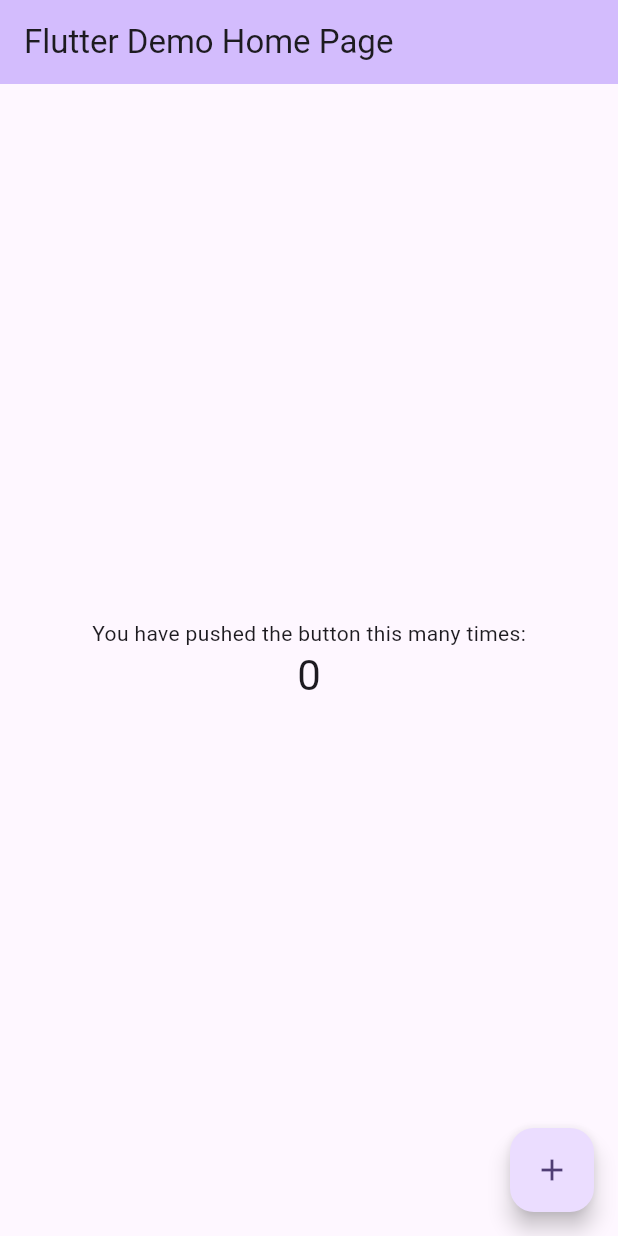
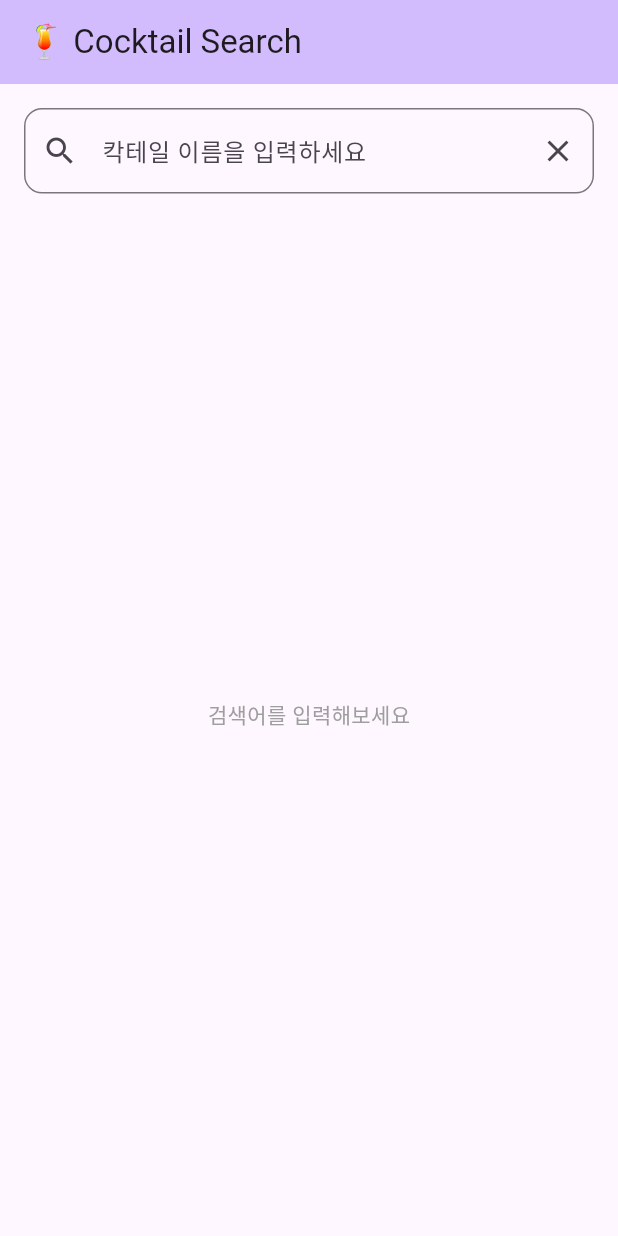
Before and after one commit to UMC-CAU/umc-10th-web-Jea, a Flutter app: the screen it shows after launch, on a phone screen of 412 x 824 dp. Run offline on Flutter 3.47's test engine with Material 3 defaults, Android fonts, the phone set to English and light mode, and no system bars.

Commit message:
feat: 앱 진입점 및 검색창 예시파일 구현 (서버 통신 X)

```diff
--- a/lib/main.dart
+++ b/lib/main.dart
@@ -1,122 +1,30 @@
+// lib/main.dart
+// 앱 진입점입니다
+
+
 import 'package:flutter/material.dart';
+import 'screens/search.dart';
 
 void main() {
-  runApp(const MyApp());
+  runApp(const Cocktailer());
 }
 
-class MyApp extends StatelessWidget {
-  const MyApp({super.key});
+class Cocktailer extends StatelessWidget {
+  const Cocktailer({super.key});
 
-  // This widget is the root of your application.
   @override
   Widget build(BuildContext context) {
     return MaterialApp(
-      title: 'Flutter Demo',
+      title: 'Cocktailer',
+
+      debugShowCheckedModeBanner: false,
+
       theme: ThemeData(
-        // This is the theme of your application.
-        //
-        // TRY THIS: Try running your application with "flutter run". You'll see
-        // the application has a purple toolbar. Then, without quitting the app,
-        // try changing the seedColor in the colorScheme below to Colors.green
-        // and then invoke "hot reload" (save your changes or press the "hot
-        // reload" button in a Flutter-supported IDE, or press "r" if you used
-        // the command line to start the app).
-        //
-        // Notice that the counter didn't reset back to zero; the application
-        // state is not lost during the reload. To reset the state, use hot
-        // restart instead.
-        //
-        // This works for code too, not just values: Most code changes can be
-        // tested with just a hot reload.
-        colorScheme: .fromSeed(seedColor: Colors.deepPurple),
+        colorScheme: ColorScheme.fromSeed(seedColor: Colors.deepPurple),
+        useMaterial3: true,
       ),
-      home: const MyHomePage(title: 'Flutter Demo Home Page'),
+
+      home: const SearchScreen(), //바로 검색창으로 이동
     );
   }
 }
-
-class MyHomePage extends StatefulWidget {
-  const MyHomePage({super.key, required this.title});
-
-  // This widget is the home page of your application. It is stateful, meaning
-  // that it has a State object (defined below) that contains fields that affect
-  // how it looks.
-
-  // This class is the configuration for the state. It holds the values (in this
-  // case the title) provided by the parent (in this case the App widget) and
-  // used by the build method of the State. Fields in a Widget subclass are
-  // always marked "final".
-
-  final String title;
-
-  @override
-  State<MyHomePage> createState() => _MyHomePageState();
-}
-
-class _MyHomePageState extends State<MyHomePage> {
-  int _counter = 0;
-
-  void _incrementCounter() {
-    setState(() {
-      // This call to setState tells the Flutter framework that something has
-      // changed in this State, which causes it to rerun the build method below
-      // so that the display can reflect the updated values. If we changed
-      // _counter without calling setState(), then the build method would not be
-      // called again, and so nothing would appear to happen.
-      _counter++;
-    });
-  }
-
-  @override
-  Widget build(BuildContext context) {
-    // This method is rerun every time setState is called, for instance as done
-    // by the _incrementCounter method above.
-    //
-    // The Flutter framework has been optimized to make rerunning build methods
-    // fast, so that you can just rebuild anything that needs updating rather
-    // than having to individually change instances of widgets.
-    return Scaffold(
-      appBar: AppBar(
-        // TRY THIS: Try changing the color here to a specific color (to
-        // Colors.amber, perhaps?) and trigger a hot reload to see the AppBar
-        // change color while the other colors stay the same.
-        backgroundColor: Theme.of(context).colorScheme.inversePrimary,
-        // Here we take the value from the MyHomePage object that was created by
-        // the App.build method, and use it to set our appbar title.
-        title: Text(widget.title),
-      ),
-      body: Center(
-        // Center is a layout widget. It takes a single child and positions it
-        // in the middle of the parent.
-        child: Column(
-          // Column is also a layout widget. It takes a list of children and
-          // arranges them vertically. By default, it sizes itself to fit its
-          // children horizontally, and tries to be as tall as its parent.
-          //
-          // Column has various properties to control how it sizes itself and
-          // how it positions its children. Here we use mainAxisAlignment to
-          // center the children vertically; the main axis here is the vertical
-          // axis because Columns are vertical (the cross axis would be
-          // horizontal).
-          //
-          // TRY THIS: Invoke "debug painting" (choose the "Toggle Debug Paint"
-          // action in the IDE, or press "p" in the console), to see the
-          // wireframe for each widget.
-          mainAxisAlignment: .center,
-          children: [
-            const Text('You have pushed the button this many times:'),
-            Text(
-              '$_counter',
-              style: Theme.of(context).textTheme.headlineMedium,
-            ),
-          ],
-        ),
-      ),
-      floatingActionButton: FloatingActionButton(
-        onPressed: _incrementCounter,
-        tooltip: 'Increment',
-        child: const Icon(Icons.add),
-      ),
-    );
-  }
-}
--- /dev/null
+++ b/lib/screens/search.dart
@@ -0,0 +1,154 @@
+// lib/screens/search.dart
+// 칵테일 검색창에 대한 코드
+// 변수 앞에 _가 붙는건 dart언어에서 private 변수선언 같은거라네요
+
+
+
+import 'package:flutter/material.dart';
+import 'dart:convert';
+import 'package:http/http.dart' as http;
+
+// 이 클래스는 그냥 나중에 따로 뺄까싶습니다
+class Cocktail {        // 여기가 일단 칵테일에 대한 구조 설계하는 클래스 (예시로 이름, 카테고리, 설명만있음)
+  final String name;
+  final String category;
+  final String description;
+
+  Cocktail({
+    required this.name,
+    required this.category,
+    required this.description,
+  });
+
+  // TODO: 백엔드 응답 JSON 구조 확정되면 필드명 맞춰서 수정
+  factory Cocktail.fromJson(Map<String, dynamic> json) {
+    return Cocktail(
+      name: json['name'],
+      category: json['category'],
+      description: json['description'],
+    );
+  }
+}
+
+// 검색창 선언한거고 Stateful은 상태가 변화하는 창으로 선언했다는 뜻
+class SearchScreen extends StatefulWidget {
+  const SearchScreen({super.key});
+
+  @override
+  State<SearchScreen> createState() => _SearchScreenState();
+}
+
+// 여기가 검색창이 될 메인 클래스
+class _SearchScreenState extends State<SearchScreen> {
+  final TextEditingController _controller = TextEditingController();
+  List<Cocktail> _results = [];
+  bool _isLoading = false;
+
+  // TODO: 백엔드 주소 확정되면 교체
+  static const String _baseUrl = 'http://localhost:8000';
+
+  Future<void> _search(String query) async {
+    final trimmed = query.trim();
+
+    if (trimmed.isEmpty) {
+      setState(() => _results = []);
+      return;
+    }
+
+    setState(() => _isLoading = true);
+
+    try {
+      // TODO: FastAPI 엔드포인트 경로 확정되면 교체
+      final uri = Uri.parse('$_baseUrl/cocktails/search?q=$trimmed');
+      final response = await http.get(uri);
+
+      if (response.statusCode == 200) {
+        final List<dynamic> data = jsonDecode(response.body);
+        setState(() {
+          _results = data.map((e) => Cocktail.fromJson(e)).toList();
+        });
+      } else {
+        // TODO: 에러 처리 고도화 필요
+        setState(() => _results = []);
+      }
+    } catch (e) {
+      // TODO: 네트워크 에러 UI 처리 필요
+      setState(() => _results = []);
+    } finally {
+      setState(() => _isLoading = false);
+    }
+  }
+
+  @override
+  void dispose() {
+    _controller.dispose();
+    super.dispose();
+  }
+
+  @override
+  Widget build(BuildContext context) {   // 화면 UI 담당 함수
+    return Scaffold(
+      appBar: AppBar(
+        title: const Text('🍹 Cocktail Search'),
+        backgroundColor: Theme.of(context).colorScheme.inversePrimary,
+      ),
+      body: Padding(
+        padding: const EdgeInsets.all(16.0),
+        child: Column(
+          children: [
+            TextField(
+              controller: _controller,
+              onChanged: _search,
+              decoration: InputDecoration(
+                hintText: '칵테일 이름을 입력하세요',
+                prefixIcon: const Icon(Icons.search),
+                suffixIcon: IconButton(
+                  icon: const Icon(Icons.clear),
+                  onPressed: () {
+                    _controller.clear();
+                    _search('');
+                  },
+                ),
+                border: OutlineInputBorder(
+                  borderRadius: BorderRadius.circular(12),
+                ),
+              ),
+            ),
+
+            const SizedBox(height: 16),
+
+            Expanded(
+              child: _isLoading
+                  ? const Center(child: CircularProgressIndicator())
+                  : _results.isEmpty
+                      ? const Center(
+                          child: Text('검색어를 입력해보세요',
+                              style: TextStyle(color: Colors.grey)),
+                        )
+                      : ListView.builder(
+                          itemCount: _results.length,
+                          itemBuilder: (context, index) {
+                            final cocktail = _results[index];
+                            return Card(
+                              margin: const EdgeInsets.only(bottom: 12),
+                              child: ListTile(
+                                leading: const Icon(Icons.local_bar,
+                                    color: Colors.deepPurple),
+                                title: Text(cocktail.name,
+                                    style: const TextStyle(
+                                        fontWeight: FontWeight.bold)),
+                                subtitle: Text(cocktail.description),
+                                trailing: Text(cocktail.category,
+                                    style: const TextStyle(
+                                        color: Colors.grey, fontSize: 12)),
+                              ),
+                            );
+                          },
+                        ),
+            ),
+          ],
+        ),
+      ),
+    );
+  }
+}
```
Also changed, not shown: 1 other file.
